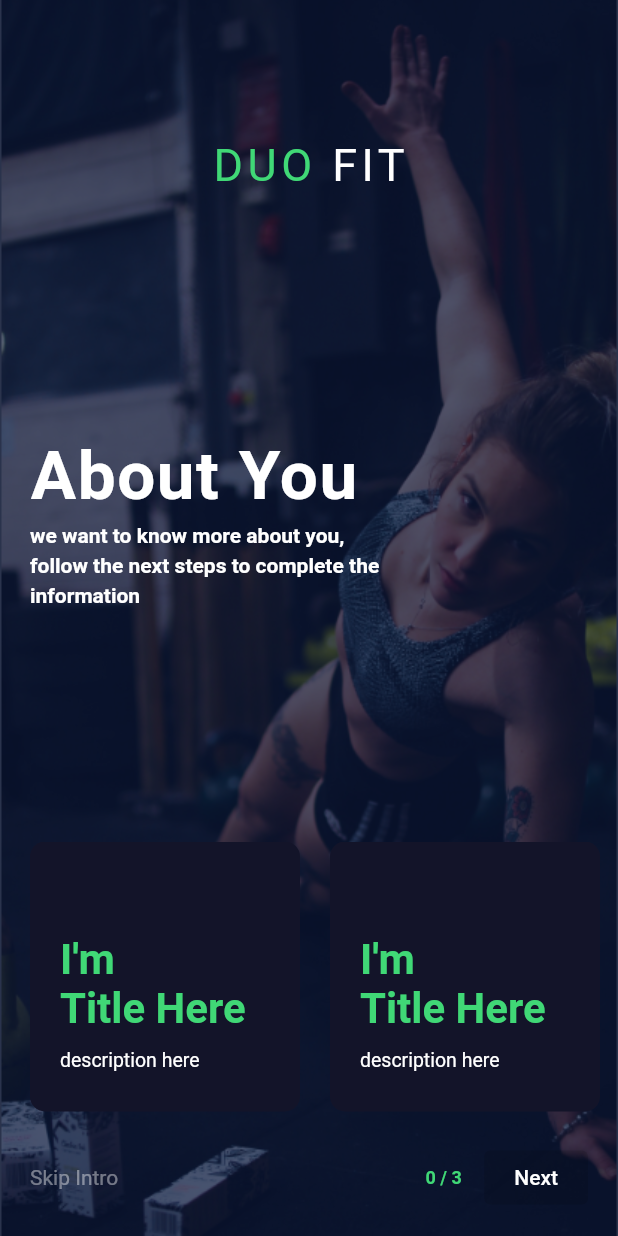
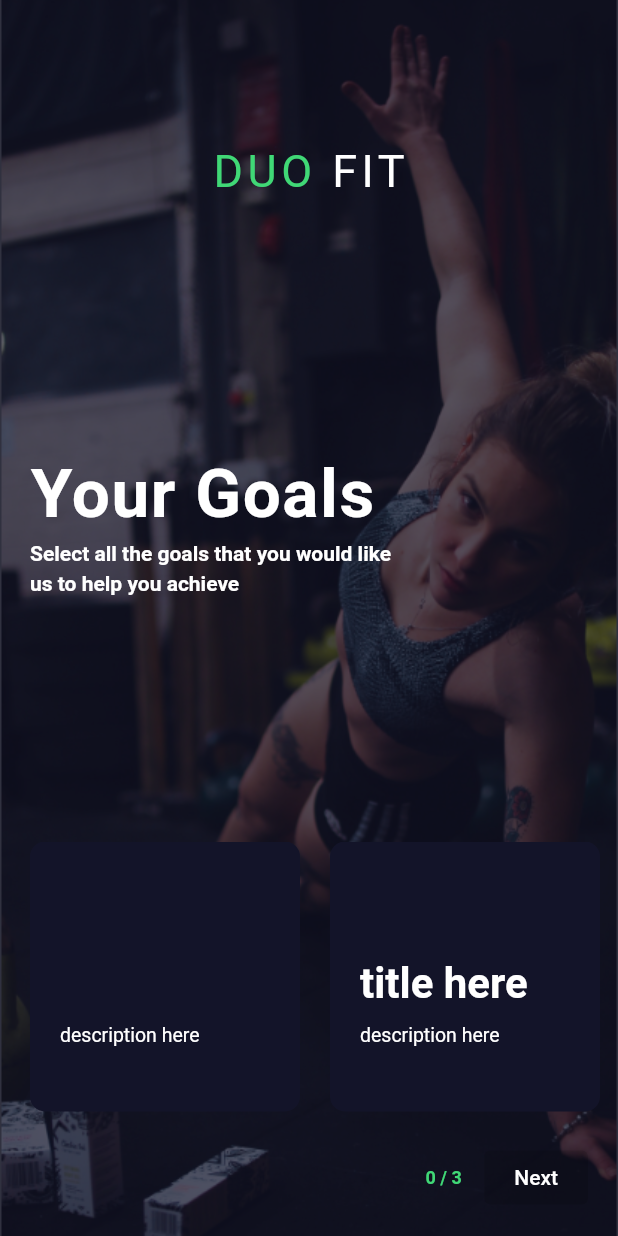
Before and after one commit to ovidium3/duo_fit, a Flutter app: the screen it shows after launch, after a tap on "Get Started", on a phone screen of 412 x 824 dp. Run offline on Flutter 3.47's test engine with Material 2 defaults, Android fonts, the phone set to English and light mode, and no system bars; drawn by our look-alikes of delayed_display; our stand-ins replace cloud_firestore, firebase_auth, firebase_core, firebase_storage, flutter_spinkit, get and 1 more; missing offline and left inert: openfoodfacts; accounts and stored records are empty.

Commit message:
string mods

```diff
--- a/lib/bindings/welcome_binding.dart
+++ b/lib/bindings/welcome_binding.dart
@@ -1,5 +1,4 @@
 import 'package:get/get.dart';
-
 
 class WelcomePageBinding implements Bindings {
   @override
--- a/lib/constants/color_constants.dart
+++ b/lib/constants/color_constants.dart
@@ -1,13 +1,12 @@
 import 'package:flutter/material.dart';
 
-// current colors - need more
 class ColorConstants {
-  // Dark mode colors
+  // Main color scheme
   static const Color darkBlue = Color(0xff131429);
   static const Color green = Color(0xff40D876);
   static const Color textWhite = Colors.white;
 
-  // Light mode colors
+  // Text colors
   static const Color textBlack = Colors.black;
 
   // Other colors
--- a/lib/constants/data_constants/general_data_constants.dart
+++ b/lib/constants/data_constants/general_data_constants.dart
@@ -2,7 +2,7 @@ import '/models/choice_card_model.dart';
 
 // Get started choice cards
 List<ChoiceCard> handledCardsList = [
-  ChoiceCard(title: "title here", description: "description here", id: 0),
+  ChoiceCard(title: "", description: "description here", id: 0),
   ChoiceCard(title: "title here", description: "description here", id: 1),
   ChoiceCard(title: "title here", description: "description here", id: 2),
 ];
--- a/lib/constants/text_constants/general_text_constants.dart
+++ b/lib/constants/text_constants/general_text_constants.dart
@@ -1,31 +1,41 @@
 class TextConstants {
   // Welcome page
-  static String firstMainWord = "duo";
-  static String secondaryMainWord = "fit";
-  static String welcome = "welcome";
-  static String welcomeDescription =
-      "This 2 in 1 fitness app will help you get in the best shape of your life.";
-  static String getStarted = "get started";
-  static String login = "login";
+  static const String firstMainWord = 'duo';
+  static const String secondaryMainWord = 'fit';
+  static const String welcome = 'Welcome';
+  static const String welcomeDescription =
+      'This 2 in 1 fitness app will help you get in the best shape of your life.';
+  static const String getStarted = 'Get Started';
 
-  static String error = "Error";
+  static const String login = 'Login';
 
-  // About you
-  static String aboutYou = "about you";
-  static String getStartedDescription =
-      "we want to know more about you, follow the next steps to complete the information";
-  static String skipIntro = "Skip intro";
-  static String next = "Next";
-  static String signIn = "sign in";
-  static String signUp = "sign up";
+  // Get started page
+  static const String getStartedTitle = 'Your Goals';
+  static const String getStartedDescription =
+      'Select all the goals that you would like us to help you achieve';
+  static const String next = "Next";
+
+  static const String choiceCardTitle1 = "Lose fat";
+  static const String choiceCardDescription1 =
+      "Our fitness approach promotes fat loss";
+
+  // Auth -> Sign up page
+  static String signUp = "Sign Up";
+  static String signUpDescription =
+      "Join more than 100,000 warriors and train for the next big challenge";
+  static String username = "username";
+  static String alreadyHaveAnAccount = "Already have an account?";
+
+  // Auth -> Login page
+  static String signIn = "Login";
   static String loginDescription =
       "Train and live the new experience of exercising at home";
   static String email = "email";
   static String password = "password";
 
   // Forgot password page
-  static String forgotPassword = "forgot password ?";
-  static String resetPassword = "reset $password";
+  static String forgotPassword = "Forgot password?";
+  static String resetPassword = "Reset $password";
   static String yourEmail = "your $email";
   static String forgotPasswordDesccription =
       "DON'T WORRY, WE CAN HELP YOU TO RESET YOUR PASSWORD";
@@ -33,12 +43,6 @@ class TextConstants {
       "We have sent you an email to verify your account. Please check your inbox and click the link to verify it";
   static String done = "done";
   static String reSendEmailVerification = "re-send email verification";
-
-  // Sign up page
-  static String signUpDescription =
-      "Join more than 100,000 warriors and train for the next big challenge";
-  static String username = "username";
-  static String alreadyHaveAnAccount = "Already have an account ?";
 
   // Home page -> Find your workout
   static String find = "find";
@@ -87,4 +91,7 @@ class TextConstants {
   static String weakPassword = "weak password, try with stronger one";
   static String emailAlreadyInUse = "this email is already in use";
   static String fillFields = "please, fill all fields";
+
+  // Other
+  //static String error = "Error";
 }
--- a/lib/helpers/string_methods.dart
+++ b/lib/helpers/string_methods.dart
@@ -3,10 +3,6 @@ double btnScaleValue = 1;
 
 // Showing elements UI delay
 int delay = 300;
-
-// email RegExp
-// RegExp emailRegExp = RegExp(
-//     r"^[a-zA-Z0-9.a-zA-Z0-9.!#$%&'*+-/=?^_`{|}~]+@[a-zA-Z0-9]+\.[a-zA-Z]+");
 
 // Capitalize Strings in sentences
 capitalize(String text) {
@@ -19,7 +15,6 @@ capitalize(String text) {
       return "${word[0].toUpperCase()}${word.substring(1)} ";
     }).join(' ');
   }
-  //
   return text.split(' ').map((word) {
     return word[0].toUpperCase() + word.substring(1);
   }).join(' ');
--- a/lib/screens/auth/login_page.dart
+++ b/lib/screens/auth/login_page.dart
@@ -1,26 +1,27 @@
 import 'package:delayed_display/delayed_display.dart';
-import 'package:duo_fit/controllers/auth_controllers/sign_up_controller/sign_up_controller.dart';
 import 'package:flutter/material.dart';
 import 'package:get/get.dart';
-import 'package:duo_fit/constants/show_delay_mixin.dart';
-import 'package:duo_fit/constants/text_constants/general_text_constants.dart';
-import 'package:duo_fit/controllers/auth_controllers/login_controller/extensions/login_with_account.dart';
-import 'package:duo_fit/widgets/background_image.dart';
 
-import '../../controllers/auth_controllers/login_controller/login_controller.dart';
-import '../../constants/color_constants.dart';
-import '../../helpers/string_methods.dart';
-import '../../widgets/button_widgets/button.dart';
-import '../../widgets/text_widgets/main_screen_title.dart';
-import '../../widgets/text_field.dart';
-import '../../widgets/text_widgets/title_with_description.dart';
+import '/controllers/auth_controllers/sign_up_controller/sign_up_controller.dart';
+import '/constants/show_delay_mixin.dart';
+import '/constants/text_constants/general_text_constants.dart';
+import '/controllers/auth_controllers/login_controller/extensions/login_with_account.dart';
+import '/widgets/background_image.dart';
+
+import '/controllers/auth_controllers/login_controller/login_controller.dart';
+import '/constants/color_constants.dart';
+import '/helpers/string_methods.dart';
+import '/widgets/button_widgets/button.dart';
+import '/widgets/text_widgets/main_screen_title.dart';
+import '/widgets/text_field.dart';
+import '/widgets/text_widgets/title_with_description.dart';
 import 'sign_up_page.dart';
 import 'forgot_password_page.dart';
 
 class LoginPage extends GetView<LoginController> with DelayHelperMixin {
   LoginPage({super.key});
 
-  final SignUpController signUpController = Get.put(SignUpController());
+  final SignUpController signUpController = Get.find();
 
   @override
   Widget build(BuildContext context) {
@@ -64,7 +65,7 @@ class LoginPage extends GetView<LoginController> with DelayHelperMixin {
                       DelayedDisplay(
                         delay: getDelayDuration(),
                         child: TitleWithDescription(
-                          title: capitalize(TextConstants.signIn),
+                          title: TextConstants.signIn,
                           description: TextConstants.loginDescription,
                         ),
                       ),
@@ -74,7 +75,7 @@ class LoginPage extends GetView<LoginController> with DelayHelperMixin {
                         child: CustomTextField(
                           keyboardType: TextInputType.emailAddress,
                           controller: controller.loginEmailController,
-                          label: capitalize(TextConstants.email),
+                          label: TextConstants.email,
                         ),
                       ),
                       DelayedDisplay(
@@ -82,7 +83,7 @@ class LoginPage extends GetView<LoginController> with DelayHelperMixin {
                         child: CustomTextField(
                           keyboardType: TextInputType.visiblePassword,
                           controller: controller.loginPasswordController,
-                          label: capitalize(TextConstants.password),
+                          label: TextConstants.password,
                           obscureText: true,
                         ),
                       ),
@@ -97,9 +98,7 @@ class LoginPage extends GetView<LoginController> with DelayHelperMixin {
                                 Get.toNamed("/forgotPassword");
                               },
                               child: Text(
-                                capitalize(
-                                  TextConstants.forgotPassword,
-                                ),
+                                TextConstants.forgotPassword,
                                 style: const TextStyle(
                                     color: Colors.white,
                                     decoration: TextDecoration.underline),
@@ -124,7 +123,7 @@ class LoginPage extends GetView<LoginController> with DelayHelperMixin {
                                 );
                               },
                               isRounded: false,
-                              text: capitalize(TextConstants.login),
+                              text: TextConstants.login,
                               isOutlined: false,
                             ),
                           ),
@@ -138,7 +137,7 @@ class LoginPage extends GetView<LoginController> with DelayHelperMixin {
                                 Get.to(() => SignUpPage());
                               },
                               isRounded: false,
-                              text: capitalize(TextConstants.signUp),
+                              text: TextConstants.signUp,
                               isOutlined: true,
                             ),
                           ),
--- a/lib/screens/auth/sign_up_page.dart
+++ b/lib/screens/auth/sign_up_page.dart
@@ -19,7 +19,7 @@ import '/controllers/auth_controllers/login_controller/login_controller.dart';
 class SignUpPage extends GetView<SignUpController> with DelayHelperMixin {
   SignUpPage({super.key});
 
-  final LoginController loginController = Get.put(LoginController());
+  final LoginController loginController = Get.find();
 
   @override
   Widget build(BuildContext context) {
--- a/lib/screens/get_started/componenets/I_am_title.dart
+++ /dev/null
@@ -1,20 +0,0 @@
-import 'package:flutter/material.dart';
-
-class IamTitle extends StatelessWidget {
-  const IamTitle({
-    required this.text,
-    super.key,
-  });
-  final String text;
-  @override
-  Widget build(BuildContext context) {
-    return Text(
-      "I'm \n$text",
-      style: TextStyle(
-        fontSize: 28,
-        fontWeight: FontWeight.bold,
-        color: Theme.of(context).primaryColor,
-      ),
-    );
-  }
-}
--- a/lib/screens/get_started/componenets/get_started_card.dart
+++ b/lib/screens/get_started/componenets/get_started_card.dart
@@ -3,9 +3,7 @@ import 'package:get/get.dart';
 
 import '/constants/color_constants.dart';
 import '/controllers/get_started_controllers/get_started_card_controller.dart';
-import '/helpers/string_methods.dart';
 import '/widgets/get_started_checkmark.dart';
-import 'I_am_title.dart';
 
 class GetStartedCard extends GetView<GetStartedCardController> {
   const GetStartedCard({
@@ -58,8 +56,13 @@ class GetStartedCard extends GetView<GetStartedCardController> {
                 ),
                 Align(
                   alignment: Alignment.centerLeft,
-                  child: IamTitle(
-                    text: capitalize(text),
+                  child: Text(
+                    text,
+                    style: const TextStyle(
+                      color: Colors.white,
+                      fontSize: 28,
+                      fontWeight: FontWeight.bold,
+                    ),
                   ),
                 ),
                 const SizedBox(
--- a/lib/screens/get_started/componenets/get_started_cards_scroll_view.dart
+++ b/lib/screens/get_started/componenets/get_started_cards_scroll_view.dart
@@ -3,7 +3,7 @@ import 'package:flutter/material.dart';
 import 'package:get/get.dart';
 import 'package:duo_fit/screens/get_started/componenets/get_started_card.dart';
 
-import '../../../constants/data_constants/general_data_constants.dart';
+import '/constants/data_constants/general_data_constants.dart';
 import '/controllers/get_started_controllers/get_started_controller.dart';
 
 class GetStartedCardsScrollView extends GetView<GetStartedController> {
--- a/lib/screens/get_started/get_started_page.dart
+++ b/lib/screens/get_started/get_started_page.dart
@@ -1,20 +1,24 @@
 import 'package:delayed_display/delayed_display.dart';
 import 'package:flutter/material.dart';
 import 'package:get/get.dart';
-import 'package:duo_fit/constants/color_constants.dart';
-import 'package:duo_fit/constants/text_constants/general_text_constants.dart';
-import 'package:duo_fit/widgets/background_image.dart';
-import '../../constants/data_constants/general_data_constants.dart';
-import '../../constants/show_delay_mixin.dart';
-import '../../controllers/get_started_controllers/get_started_controller.dart';
-import '../../helpers/string_methods.dart';
-import '../../widgets/text_widgets/main_screen_title.dart';
-import '../../widgets/text_widgets/title_with_description.dart';
+
+import '/constants/color_constants.dart';
+import '/constants/text_constants/general_text_constants.dart';
+import '/widgets/background_image.dart';
+import '/constants/data_constants/general_data_constants.dart';
+import '/constants/show_delay_mixin.dart';
+import '/controllers/get_started_controllers/get_started_controller.dart';
+import '/helpers/string_methods.dart';
+import '/widgets/text_widgets/main_screen_title.dart';
+import '/widgets/text_widgets/title_with_description.dart';
 import 'componenets/get_started_cards_scroll_view.dart';
+import '/controllers/dialog_controller.dart';
 
 class GetStartedPage extends GetView<GetStartedController>
     with DelayHelperMixin {
   GetStartedPage({super.key});
+
+  //final DialogController dialogController = Get.put(DialogController());
 
   @override
   Widget build(BuildContext context) {
@@ -24,7 +28,7 @@ class GetStartedPage extends GetView<GetStartedController>
         children: [
           const BackgroundImage(),
           Container(
-            color: const Color(0xff0B183C).withOpacity(0.69),
+            color: ColorConstants.darkBlue.withOpacity(0.69),
             width: double.infinity,
             child: Container(
               margin: const EdgeInsets.symmetric(
@@ -36,7 +40,7 @@ class GetStartedPage extends GetView<GetStartedController>
                   const Spacer(),
                   DelayedDisplay(
                     delay: getDelayDuration(),
-                    child: MainScreenTitle(
+                    child: const MainScreenTitle(
                       mainWord: TextConstants.firstMainWord,
                       secondaryWord: TextConstants.secondaryMainWord,
                     ),
@@ -48,15 +52,13 @@ class GetStartedPage extends GetView<GetStartedController>
                     margin: const EdgeInsets.only(left: 20),
                     child: DelayedDisplay(
                       delay: getDelayDuration(),
-                      child: TitleWithDescription(
-                        title: capitalize(TextConstants.aboutYou),
+                      child: const TitleWithDescription(
+                        title: TextConstants.getStartedTitle,
                         description: TextConstants.getStartedDescription,
                       ),
                     ),
                   ),
-                  const Spacer(
-                    flex: 2,
-                  ),
+                  const Spacer(flex: 2),
                   Theme(
                     data: Theme.of(context).copyWith(
                       colorScheme: Theme.of(context).colorScheme.copyWith(
@@ -76,19 +78,7 @@ class GetStartedPage extends GetView<GetStartedController>
                         const EdgeInsets.symmetric(horizontal: 20, vertical: 0),
                     child: DelayedDisplay(
                       delay: getDelayDuration(),
-                      child: Row(
-                        mainAxisAlignment: MainAxisAlignment.spaceBetween,
-                        children: [
-                          GestureDetector(
-                            child: Text(
-                              capitalize(TextConstants.skipIntro),
-                              style: TextStyle(
-                                color:
-                                    const Color(0xffffffff).withOpacity(0.42),
-                              ),
-                            ),
-                          ),
-                          IntrinsicHeight(
+                      child: IntrinsicHeight(
                         child: Row(
                           mainAxisAlignment: MainAxisAlignment.end,
                           children: [
@@ -119,12 +109,13 @@ class GetStartedPage extends GetView<GetStartedController>
                                     backgroundColor:
                                         Theme.of(context).primaryColor,
                                   ),
-                                      onPressed: controller
-                                              .hasUserChooserAtLeastOneChoice
+                                  onPressed:
+                                      controller.hasUserChooserAtLeastOneChoice
                                           ? () {
                                               Get.toNamed("/signUp");
                                             }
                                           : null,
+                                  //: dialogController.showError('error'),
                                   child: Text(
                                     capitalize(TextConstants.next),
                                     style: const TextStyle(
@@ -136,8 +127,8 @@ class GetStartedPage extends GetView<GetStartedController>
                             ),
                           ],
                         ),
-                          ),
-                        ],
+                        //),
+                        //],
                       ),
                     ),
                   )
--- a/lib/screens/welcome/welcome_page.dart
+++ b/lib/screens/welcome/welcome_page.dart
@@ -3,11 +3,10 @@ import 'package:flutter/material.dart';
 import 'package:get/get.dart';
 
 import '/constants/color_constants.dart';
-import '../../constants/media_constants.dart';
+import '/constants/media_constants.dart';
 import '/constants/text_constants/general_text_constants.dart';
 import '/widgets/text_widgets/title_with_description.dart';
 import '/constants/show_delay_mixin.dart';
-import '/helpers/string_methods.dart';
 import '/widgets/button_widgets/button.dart';
 import '/widgets/text_widgets/main_screen_title.dart';
 import '/widgets/background_image.dart';
@@ -33,10 +32,10 @@ class WelcomePage extends StatelessWidget with DelayHelperMixin {
                 mainAxisAlignment: MainAxisAlignment.center,
                 children: [
                   const Spacer(),
-                  // app title display
+                  // App title display
                   DelayedDisplay(
                     delay: getDelayDuration(),
-                    child: MainScreenTitle(
+                    child: const MainScreenTitle(
                       mainWord: TextConstants.firstMainWord,
                       secondaryWord: TextConstants.secondaryMainWord,
                     ),
@@ -46,40 +45,38 @@ class WelcomePage extends StatelessWidget with DelayHelperMixin {
                   // welcome + description
                   DelayedDisplay(
                     delay: getDelayDuration(),
-                    child: TitleWithDescription(
-                      title: capitalize(TextConstants.welcome),
+                    child: const TitleWithDescription(
+                      title: TextConstants.welcome,
                       description: TextConstants.welcomeDescription,
                     ),
                   ),
-                  const Spacer(
-                    flex: 2,
-                  ),
+                  const Spacer(flex: 2),
 
-                  // Sign up / sign in buttons
+                  // Get started / login buttons
                   Column(
                     children: [
-                      // Get Started button
+                      // Get started button
                       DelayedDisplay(
                         delay: getDelayDuration(),
                         child: CustomButton(
                           onPressed: () {
                             Get.toNamed("/getStarted");
                           },
-                          text: capitalize(TextConstants.getStarted),
+                          text: TextConstants.getStarted,
                           isOutlined: false,
                         ),
                       ),
                       const SizedBox(
                         height: 15,
                       ),
-                      // Login Button
+                      // Login button
                       DelayedDisplay(
                         delay: getDelayDuration(),
                         child: CustomButton(
                           onPressed: () {
                             Get.toNamed("/login");
                           },
-                          text: capitalize(TextConstants.login),
+                          text: TextConstants.login,
                           isOutlined: true,
                         ),
                       ),
--- a/lib/screens/workout_details/workout_details_page.dart
+++ b/lib/screens/workout_details/workout_details_page.dart
@@ -8,7 +8,7 @@ import '../../constants/text_constants/general_text_constants.dart';
 
 import '../../helpers/string_methods.dart';
 import '../../widgets/button_widgets/action_button.dart';
-import 'componenets/rating_stars.dart';
+import 'components/rating_stars.dart';
 import '../../widgets/button_widgets/button.dart';
 
 class WorkoutDetailsPage extends StatelessWidget {
```
Also changed, not shown: lib/screens/workout_details/components/rating_stars.dart (renamed from lib/screens/workout_details/componenets/rating_stars.dart). Lines whose indentation alone changed are shown as unchanged.
